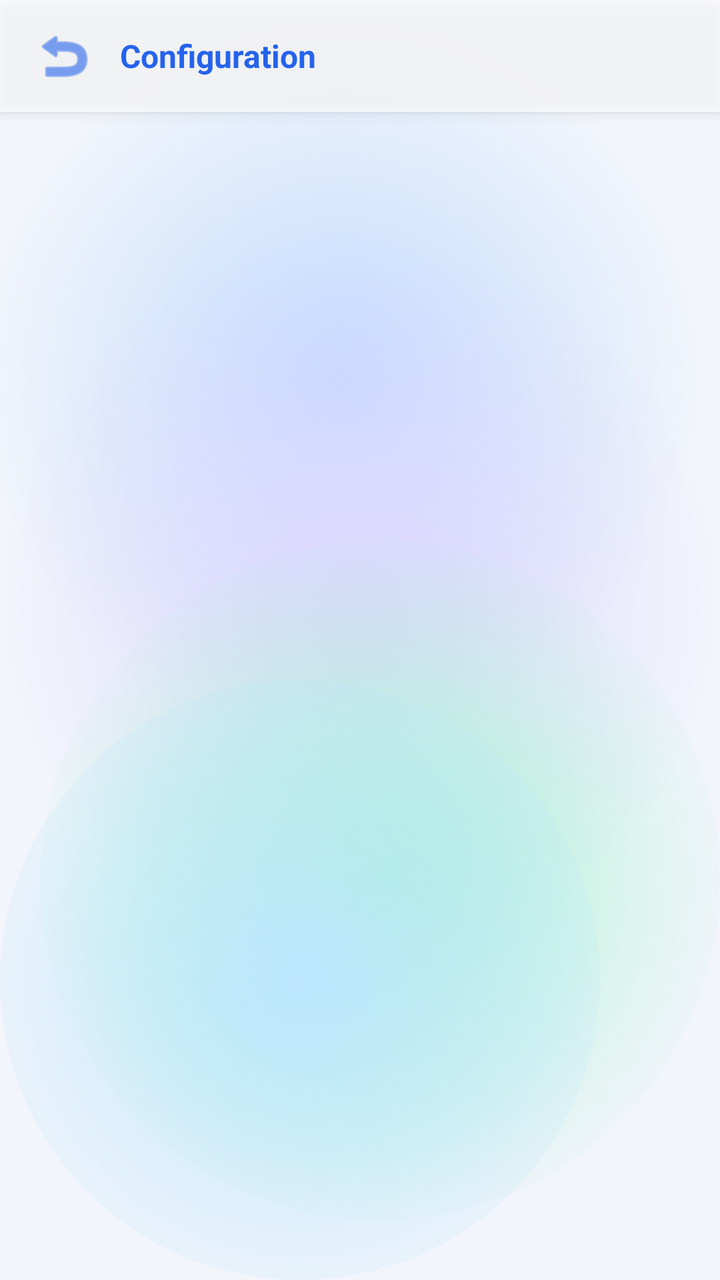
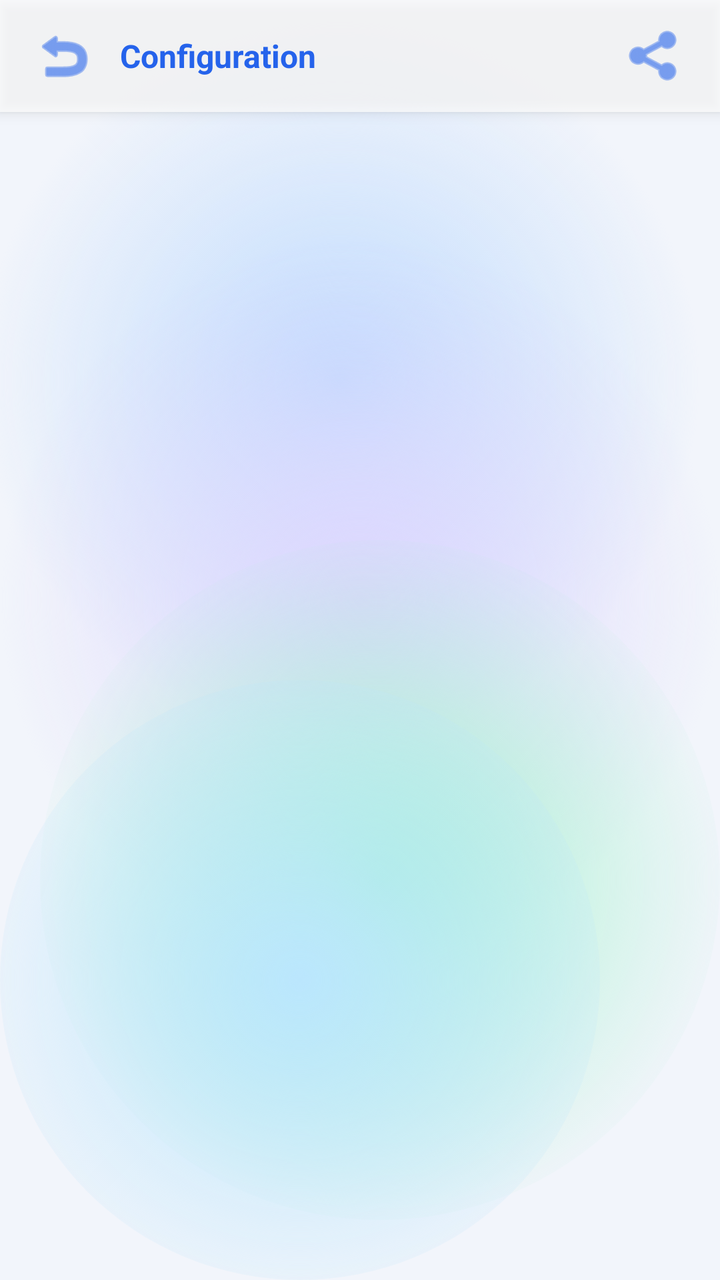

Compare the two renders of this Android layout. The source of the first and the diff that turns it into the second are given below.
<!-- AndroidManifest.xml: application theme Theme.ExpenseOS -->
<!-- res/layout/activity_config.xml -->
<?xml version="1.0" encoding="utf-8"?>
<LinearLayout xmlns:android="http://schemas.android.com/apk/res/android"
    android:layout_width="match_parent"
    android:layout_height="match_parent"
    android:background="@android:color/transparent"
    android:orientation="vertical">

    
    <LinearLayout
        android:layout_width="match_parent"
        android:layout_height="56dp"
        android:background="@color/nav_bg"
        android:elevation="4dp"
        android:gravity="center_vertical"
        android:orientation="horizontal"
        android:paddingHorizontal="14dp">

        <ImageButton
            android:id="@+id/btnConfigBack"
            android:layout_width="36dp"
            android:layout_height="36dp"
            android:layout_marginEnd="10dp"
            android:background="?attr/selectableItemBackgroundBorderless"
            android:contentDescription="Back"
            android:src="@android:drawable/ic_menu_revert"
            android:tint="@color/primary" />

        <TextView
            android:layout_width="0dp"
            android:layout_height="wrap_content"
            android:layout_weight="1"
            android:text="Configuration"
            android:textColor="@color/primary"
            android:textSize="16sp"
            android:textStyle="bold" />
    </LinearLayout>

    <FrameLayout
        android:id="@+id/configFragmentContainer"
        android:layout_width="match_parent"
        android:layout_height="0dp"
        android:layout_weight="1" />

</LinearLayout>
<!-- resources referenced by this layout -->
<resources>
  <color name="nav_bg">#B9FFFFFF</color>
  <color name="primary">#2563EB</color>
  <color name="primary_dark">#1D4ED8</color>
  <color name="on_primary">#FFFFFF</color>
  <color name="secondary">#0F766E</color>
  <color name="secondary_dark">#115E59</color>
  <color name="surface">#E9FFFFFF</color>
  <color name="text">#0F172A</color>
  <color name="danger">#E11D48</color>
  <color name="bg">#F2F5FB</color>
  <color name="text_muted">#64748B</color>
  <color name="text_hint">#94A3B8</color>
  <style name="ThemeOverlay.ExpenseOS.BottomSheet" parent="ThemeOverlay.MaterialComponents.BottomSheetDialog">
          <item name="bottomSheetStyle">@style/Widget.ExpenseOS.BottomSheet</item>
      </style>
  <style name="Animation.ExpenseOS.Window" parent="@android:style/Animation.Activity">
          <item name="android:activityOpenEnterAnimation">@anim/screen_enter</item>
          <item name="android:activityOpenExitAnimation">@anim/screen_exit</item>
          <item name="android:activityCloseEnterAnimation">@anim/screen_pop_enter</item>
          <item name="android:activityCloseExitAnimation">@anim/screen_pop_exit</item>
      </style>
  <color name="aurora_base">#F2F5FB</color>
  <!-- drawable aurora_blob_blue (drawable) -->
  <?xml version="1.0" encoding="utf-8"?>
  <shape xmlns:android="http://schemas.android.com/apk/res/android" android:shape="oval">
      <gradient
          android:type="radial"
          android:gradientRadius="180dp"
          android:startColor="@color/aurora_blue"
          android:endColor="@color/aurora_blue_fade" />
  </shape>
  <!-- drawable aurora_blob_violet (drawable) -->
  <?xml version="1.0" encoding="utf-8"?>
  <shape xmlns:android="http://schemas.android.com/apk/res/android" android:shape="oval">
      <gradient
          android:type="radial"
          android:gradientRadius="180dp"
          android:startColor="@color/aurora_violet"
          android:endColor="@color/aurora_violet_fade" />
  </shape>
  <!-- drawable aurora_blob_mint (drawable) -->
  <?xml version="1.0" encoding="utf-8"?>
  <shape xmlns:android="http://schemas.android.com/apk/res/android" android:shape="oval">
      <gradient
          android:type="radial"
          android:gradientRadius="180dp"
          android:startColor="@color/aurora_mint"
          android:endColor="@color/aurora_mint_fade" />
  </shape>
  <!-- drawable aurora_blob_sky (drawable) -->
  <?xml version="1.0" encoding="utf-8"?>
  <shape xmlns:android="http://schemas.android.com/apk/res/android" android:shape="oval">
      <gradient
          android:type="radial"
          android:gradientRadius="180dp"
          android:startColor="@color/aurora_sky"
          android:endColor="@color/aurora_sky_fade" />
  </shape>
  <dimen name="type_body">14sp</dimen>
  <dimen name="input_height">50dp</dimen>
  <style name="ShapeAppearance.ExpenseOS.Dialog" parent="ShapeAppearance.MaterialComponents.MediumComponent">
          <item name="cornerFamily">rounded</item>
          <item name="cornerSize">26dp</item>
      </style>
  <style name="Widget.ExpenseOS.BottomSheet" parent="Widget.MaterialComponents.BottomSheet.Modal">
          <item name="shapeAppearanceOverlay">@style/ShapeAppearance.ExpenseOS.Sheet</item>
          <item name="backgroundTint">@color/surface</item>
      </style>
  <color name="aurora_blue">#BFDBFE</color>
  <color name="aurora_blue_fade">#00BFDBFE</color>
  <color name="aurora_violet">#DDD6FE</color>
  <color name="aurora_violet_fade">#00DDD6FE</color>
  <color name="aurora_mint">#A7F3D0</color>
  <color name="aurora_mint_fade">#00A7F3D0</color>
  <color name="aurora_sky">#BAE6FD</color>
  <color name="aurora_sky_fade">#00BAE6FD</color>
  <style name="ShapeAppearance.ExpenseOS.Sheet" parent="">
          <item name="cornerFamily">rounded</item>
          <item name="cornerSizeTopLeft">26dp</item>
          <item name="cornerSizeTopRight">26dp</item>
          <item name="cornerSizeBottomLeft">0dp</item>
          <item name="cornerSizeBottomRight">0dp</item>
      </style>
  <!-- unchanged entries left out for length: 5 -->
</resources>

<!-- the commit's change to res/layout/activity_config.xml (unified diff, before → after) -->
@@ -33,6 +33,16 @@
             android:textColor="@color/primary"
             android:textSize="16sp"
             android:textStyle="bold" />
+
+        
+        <ImageButton
+            android:id="@+id/btnConfigExport"
+            android:layout_width="36dp"
+            android:layout_height="36dp"
+            android:background="?attr/selectableItemBackgroundBorderless"
+            android:contentDescription="Generate catalyst-config.json"
+            android:src="@android:drawable/ic_menu_share"
+            android:tint="@color/primary" />
     </LinearLayout>
 
     <FrameLayout
